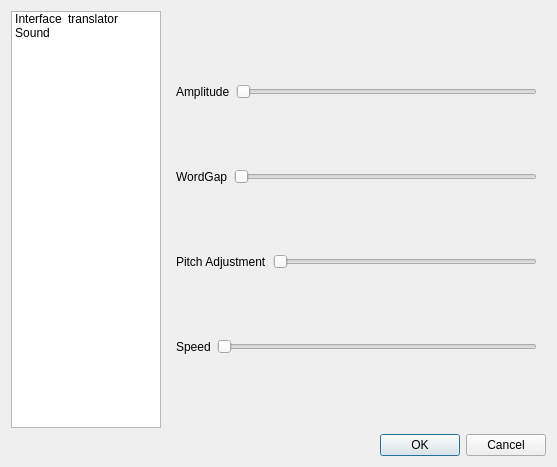
The window that preferences.ui (tachyons/mltranslator) describes before a commit, drawn with Qt 5.
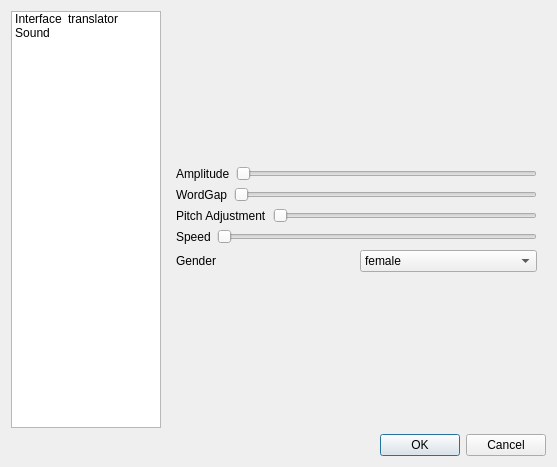
The same window after the commit. The open tabs and pages were chosen to show the change. Icons and pictures are not drawn.

Commit message: added sound preferences

Diff of the .ui file:
```diff
--- a/preferences.ui
+++ b/preferences.ui
@@ -198,6 +198,8 @@
             </layout>
            </widget>
            <widget class="QWidget" name="sound_tab">
+            <layout class="QVBoxLayout" name="verticalLayout_6">
+             <item>
             <layout class="QVBoxLayout" name="verticalLayout_4">
              <item>
               <layout class="QHBoxLayout" name="horizontalLayout_5">
@@ -210,6 +212,9 @@
                </item>
                <item>
                 <widget class="QSlider" name="AmplitudeSlider">
+                   <property name="maximum">
+                    <number>200</number>
+                   </property>
                  <property name="value">
                   <number>0</number>
                  </property>
@@ -239,7 +244,7 @@
               </layout>
              </item>
              <item>
-              <layout class="QHBoxLayout" name="horizontalLayout_8">
+                <layout class="QHBoxLayout" name="horizontalLayout_10">
                <item>
                 <widget class="QLabel" name="PitchLabel">
                  <property name="text">
@@ -267,10 +272,43 @@
                </item>
                <item>
                 <widget class="QSlider" name="SpeedSlider">
+                   <property name="minimum">
+                    <number>80</number>
+                   </property>
+                   <property name="maximum">
+                    <number>390</number>
+                   </property>
                  <property name="orientation">
                   <enum>Qt::Horizontal</enum>
                  </property>
                 </widget>
+                 </item>
+                </layout>
+               </item>
+               <item>
+                <layout class="QHBoxLayout" name="horizontalLayout_8">
+                 <item>
+                  <widget class="QLabel" name="label_3">
+                   <property name="text">
+                    <string>Gender</string>
+                   </property>
+                  </widget>
+                 </item>
+                 <item>
+                  <widget class="QComboBox" name="gender_selector">
+                   <item>
+                    <property name="text">
+                     <string>female</string>
+                    </property>
+                   </item>
+                   <item>
+                    <property name="text">
+                     <string>male</string>
+                    </property>
+                   </item>
+                  </widget>
+                 </item>
+                </layout>
                </item>
               </layout>
              </item>
```
Left out of the diff: 2 changed lines with no effect on the pictures. Lines whose indentation alone changed are shown as unchanged. The commit also changes 5 other files.
